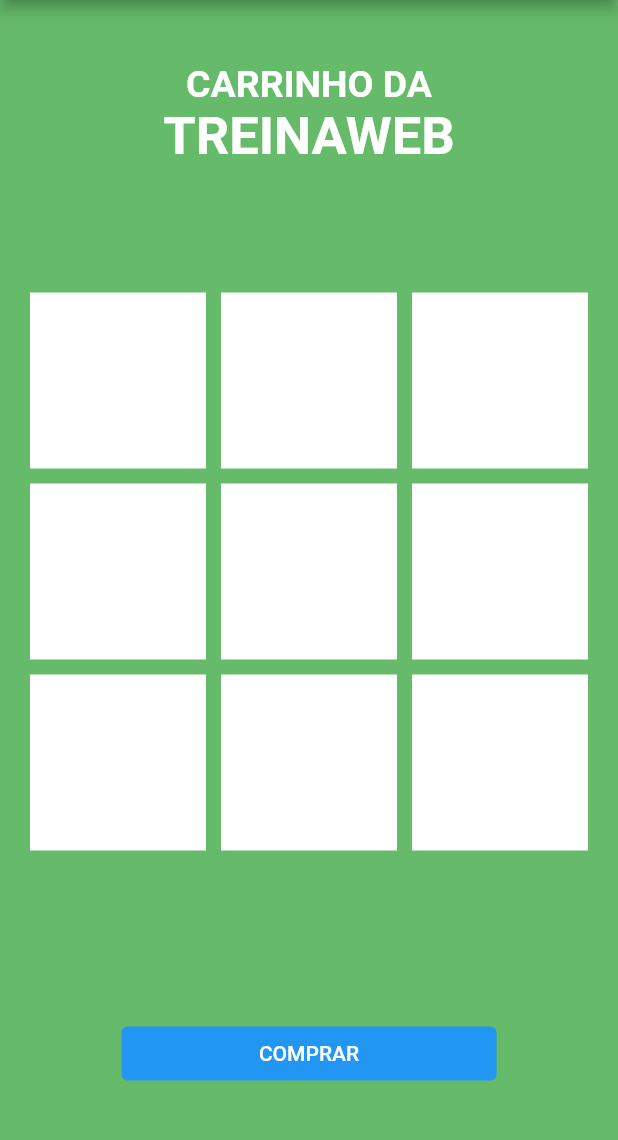
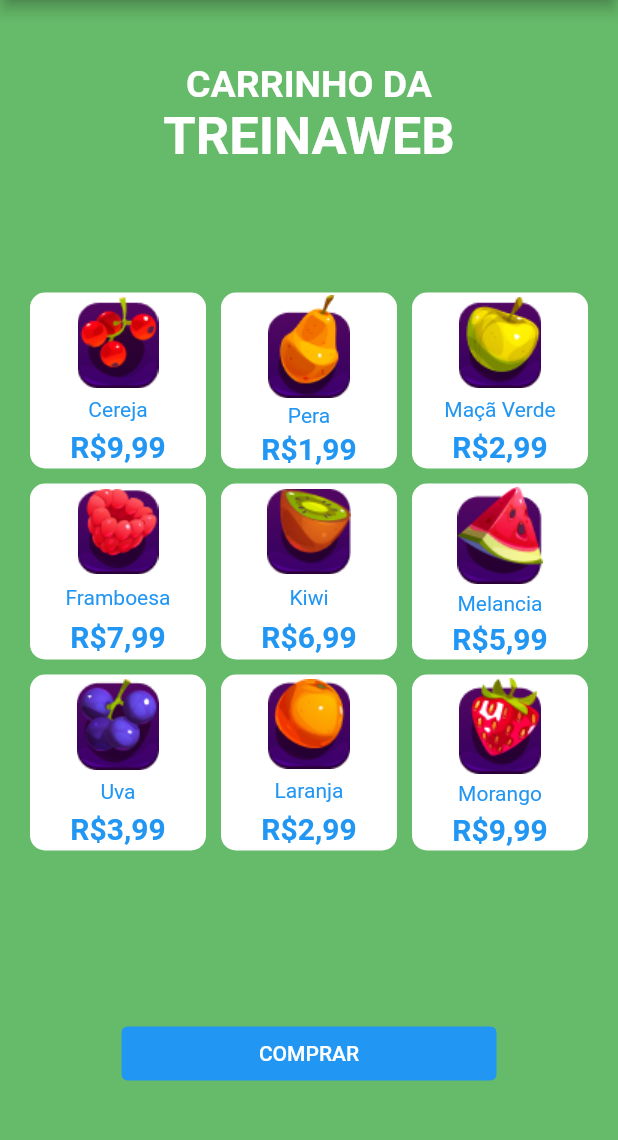
Before and after one commit to treinaweb/treinaweb-flutter-widgets-layout, a Flutter app: the screen it shows after launch, on a phone screen of 412 x 824 dp, the part 84-1224 px from its top. Run offline on Flutter 3.47's test engine with Material 2 defaults, Android fonts, the phone set to English and light mode, and no system bars.

Commit message:
projeto parte 4

```diff
--- a/lib/projeto/index.dart
+++ b/lib/projeto/index.dart
@@ -49,13 +49,54 @@ class CarrinhoDeCompras extends StatelessWidget {
                 crossAxisCount: 3,
                 crossAxisSpacing: 10,
                 mainAxisSpacing: 10,
-                padding: EdgeInsets.symmetric(horizontal: 20),
-                children: List.generate(
-                  9,
-                  (index) => Container(
-                    color: Colors.white,
+                padding: const EdgeInsets.symmetric(horizontal: 20),
+                children: [
+                  card(
+                    img: 'assets/images/Frame.png',
+                    nome: 'Cereja',
+                    valor: '9,99',
                   ),
-                ),
+                  card(
+                    img: 'assets/images/Frame1.png',
+                    nome: 'Pera',
+                    valor: '1,99',
+                  ),
+                  card(
+                    img: 'assets/images/Frame2.png',
+                    nome: 'Maçã Verde',
+                    valor: '2,99',
+                  ),
+                  card(
+                    img: 'assets/images/Frame3.png',
+                    nome: 'Framboesa',
+                    valor: '7,99',
+                  ),
+                  card(
+                    img: 'assets/images/Frame4.png',
+                    nome: 'Kiwi',
+                    valor: '6,99',
+                  ),
+                  card(
+                    img: 'assets/images/Frame5.png',
+                    nome: 'Melancia',
+                    valor: '5,99',
+                  ),
+                  card(
+                    img: 'assets/images/Frame6.png',
+                    nome: 'Uva',
+                    valor: '3,99',
+                  ),
+                  card(
+                    img: 'assets/images/Frame7.png',
+                    nome: 'Laranja',
+                    valor: '2,99',
+                  ),
+                  card(
+                    img: 'assets/images/Frame8.png',
+                    nome: 'Morango',
+                    valor: '9,99',
+                  )
+                ],
               ),
             ),
             SizedBox(
@@ -77,3 +118,33 @@ class CarrinhoDeCompras extends StatelessWidget {
     );
   }
 }
+
+Widget card(
+    {required String img, required String nome, required String valor}) {
+  return Container(
+    decoration: const BoxDecoration(
+      color: Colors.white,
+      borderRadius: BorderRadius.all(
+        Radius.circular(10),
+      ),
+    ),
+    child: Column(
+      mainAxisAlignment: MainAxisAlignment.spaceAround,
+      children: [
+        Image.asset(img),
+        Text(
+          nome,
+          style: const TextStyle(color: Colors.blue),
+        ),
+        Text(
+          'R\$$valor',
+          style: const TextStyle(
+            color: Colors.blue,
+            fontWeight: FontWeight.bold,
+            fontSize: 20,
+          ),
+        )
+      ],
+    ),
+  );
+}
```
Also changed, not shown: pubspec.yaml (+10 -3 lines), assets/images/Frame.png (added), assets/images/Frame1.png (added), assets/images/Frame2.png (added), assets/images/Frame3.png (added), assets/images/Frame4.png (added), assets/images/Frame5.png (added), assets/images/Frame6.png (added), assets/images/Frame7.png (added), assets/images/Frame8.png (added).
